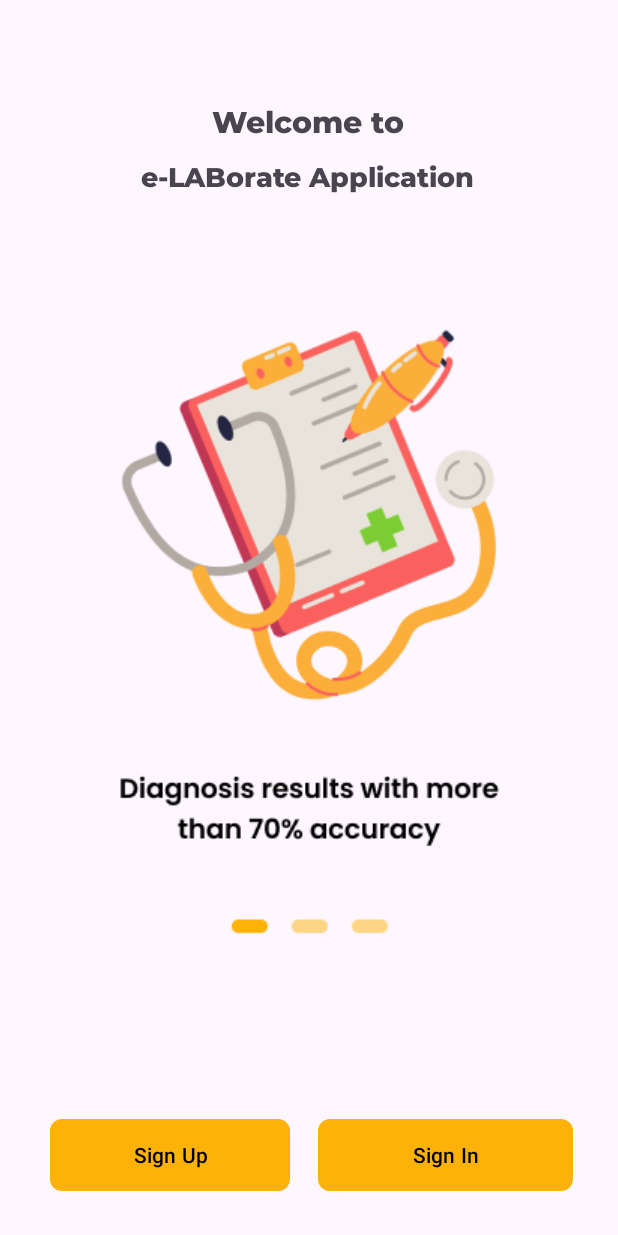
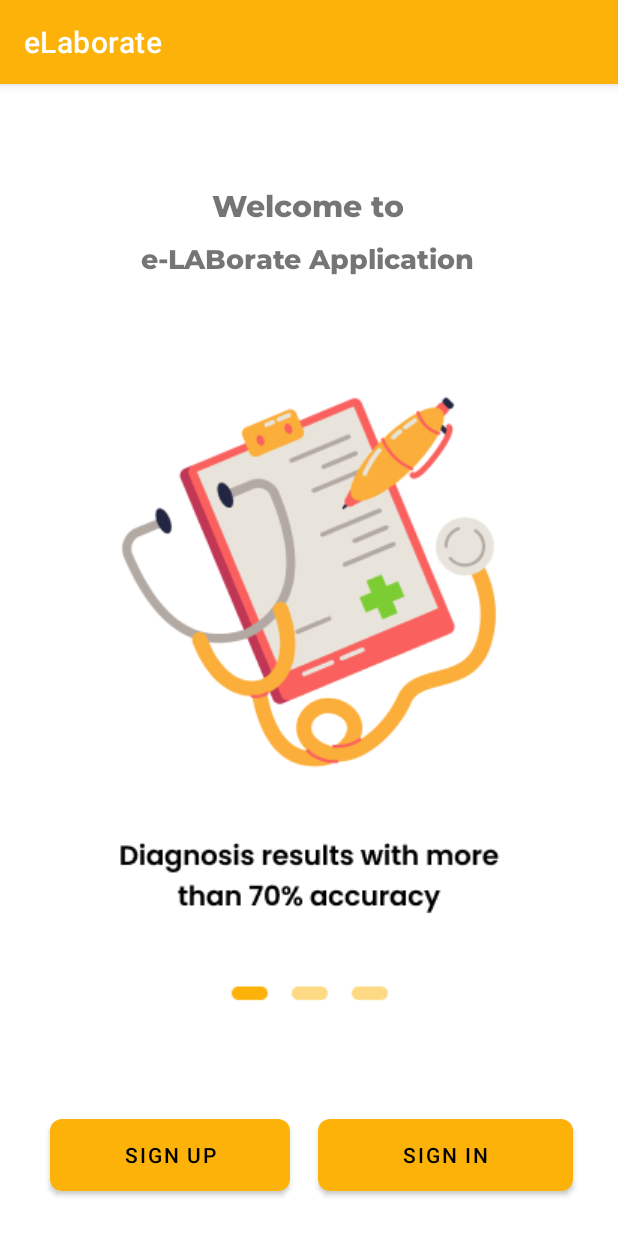
Before and after one commit to efrivahmi/eLaborate, an Android app: the screen it shows after launch (WelcomeActivity), on a phone screen of 412 x 824 dp. Run offline under Robolectric (Android 15) with nearby library versions, the phone set to English and light mode, and no system bars.

Commit message:
feat:Nambah yang ada

```diff
--- a/app/src/main/res/values-night/themes.xml
+++ b/app/src/main/res/values-night/themes.xml
@@ -1,6 +1,6 @@
 <resources xmlns:tools="http://schemas.android.com/tools">
     <!-- Base application theme. -->
-    <style name="Base.Theme.ELaborate" parent="Theme.Material3.DayNight.NoActionBar">
+    <style name="Base.Theme.ELaborate" parent="Theme.MaterialComponents.DayNight.DarkActionBar">
         <!-- Customize your dark theme here. -->
         <!-- <item name="colorPrimary">@color/my_dark_primary</item> -->
     </style>
--- a/app/src/main/res/values/themes.xml
+++ b/app/src/main/res/values/themes.xml
@@ -1,14 +1,10 @@
 <resources xmlns:tools="http://schemas.android.com/tools">
     <!-- Base application theme. -->
-    <style name="Base.Theme.ELaborate" parent="Theme.Material3.DayNight.NoActionBar">
+    <style name="Base.Theme.ELaborate" parent="Theme.MaterialComponents.DayNight.DarkActionBar">
         <!-- Customize your light theme here. -->
         <item name="colorPrimary">#FCB208</item>
         <item name="colorPrimaryVariant">#FCB208</item>
         <item name="colorOnPrimary">#FFFFFF</item>
-
-        <item name="colorSecondary">@color/yellow</item>
-        <item name="colorSecondaryVariant">@color/dark_orange</item>
-        <item name="colorOnSecondary">@color/black</item>
 
         <item name="android:statusBarColor">?attr/colorPrimaryVariant</item>
     </style>
```
Also changed, not shown: app/src/main/java/com/efrivahmi/elaborate/ui/register/RegisterActivity.kt (+0 -8 lines).
